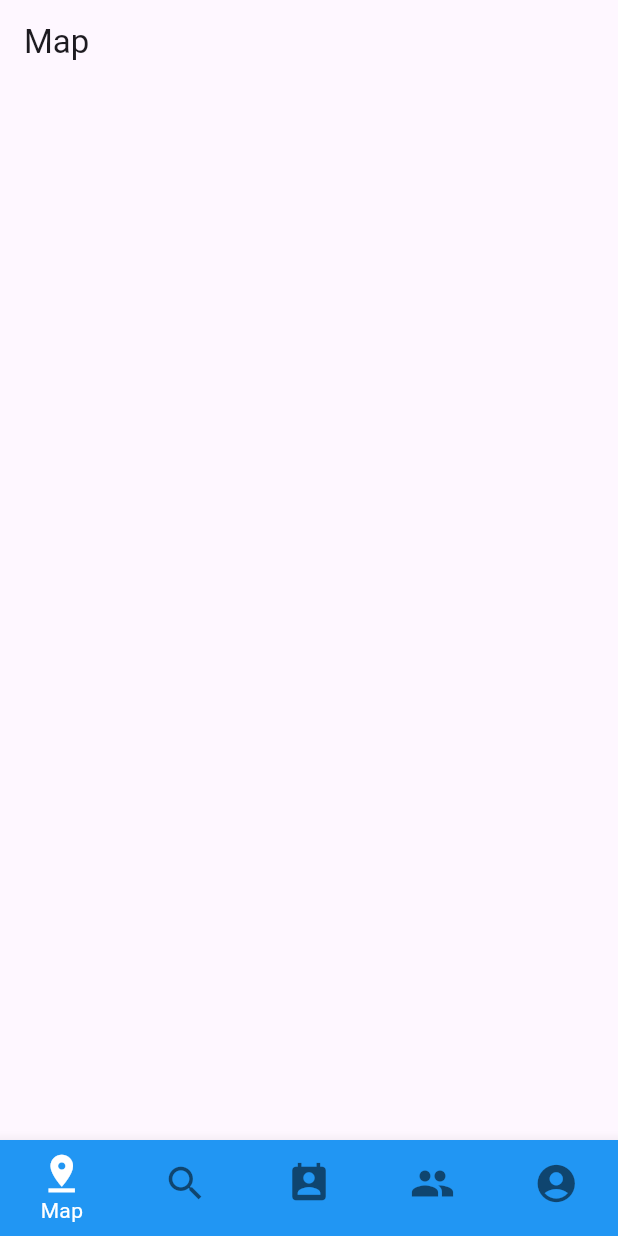
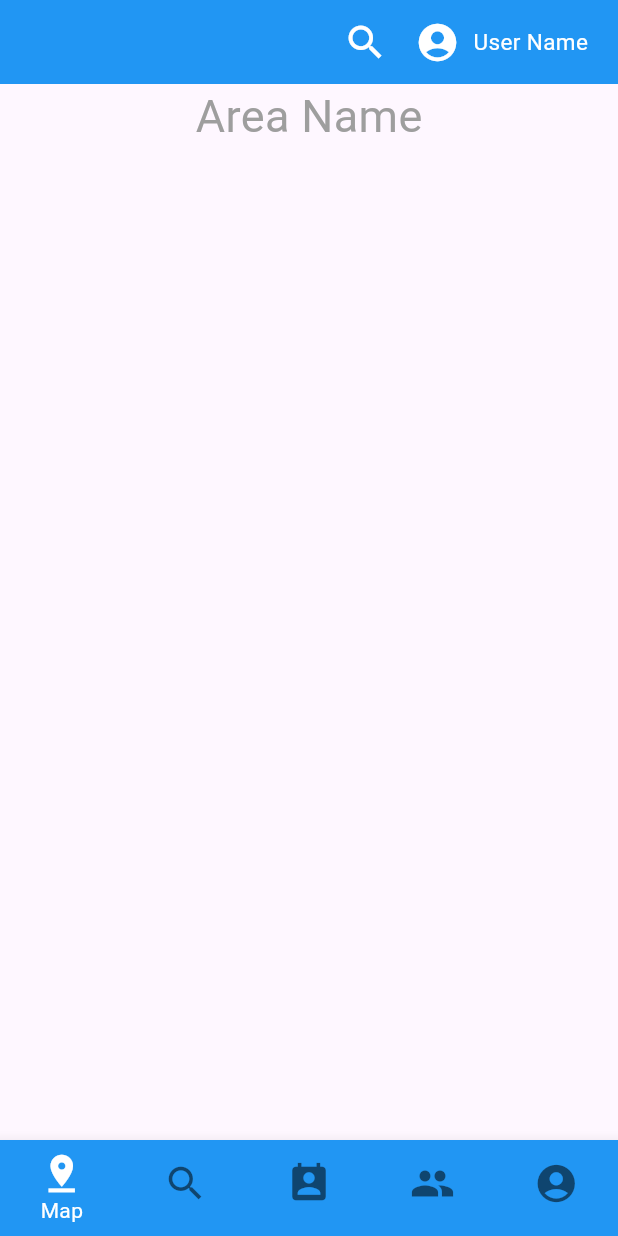
Before and after one commit to yambaru-hackathon/Group-8, a Flutter app: the screen it shows after launch, on a phone screen of 412 x 824 dp. Run offline on Flutter 3.47's test engine with Material 3 defaults, Android fonts, the phone set to English and light mode, and no system bars.

Commit message:
mapUI基本を完成させた

```diff
--- a/lib/Pages/map_page.dart
+++ b/lib/Pages/map_page.dart
@@ -1,12 +1,68 @@
 import 'package:flutter/material.dart';
+import 'package:goup8_app/Pages/account_page.dart';
+import 'package:goup8_app/Pages/search_page.dart';
 
 class MapPage extends StatelessWidget {
-  const MapPage({super.key});
+  const MapPage({Key? key}) : super(key: key);
 
   @override
   Widget build(BuildContext context) {
     return Scaffold(
-      appBar: AppBar(title: const Text('Map')),
+      appBar: AppBar(
+        backgroundColor: Colors.blue,
+        actions: [
+          IconButton(
+            onPressed: () {
+              Navigator.push(
+                context,
+                MaterialPageRoute(builder: (context) => const SearchPage()),
+              );
+            },
+            icon: const Icon(
+              Icons.search,
+              color: Colors.white,
+              size: 30,
+            ),
+          ),
+          IconButton(
+            onPressed: () {
+              Navigator.push(
+                context,
+                MaterialPageRoute(builder: (context) => const AccountPage()),
+              );
+            },
+            icon: const Icon(
+              Icons.account_circle,
+              color: Colors.white,
+              size: 30,
+            ),
+          ),
+          const Text(
+            'User Name',
+            style: TextStyle(
+              color: Colors.white,
+              fontSize: 15,
+            ),
+          ),
+          const SizedBox(
+            width: 20,
+          )
+        ],
+      ),
+      body: const SizedBox(
+        width: double.infinity,
+        child: Column(
+          children: [
+            Text(
+              'Area Name',
+              style: TextStyle(
+                color: Colors.grey,
+                fontSize: 30,
+              ),
+            ),
+          ],
+        ),
+      ),
     );
   }
 }
```
